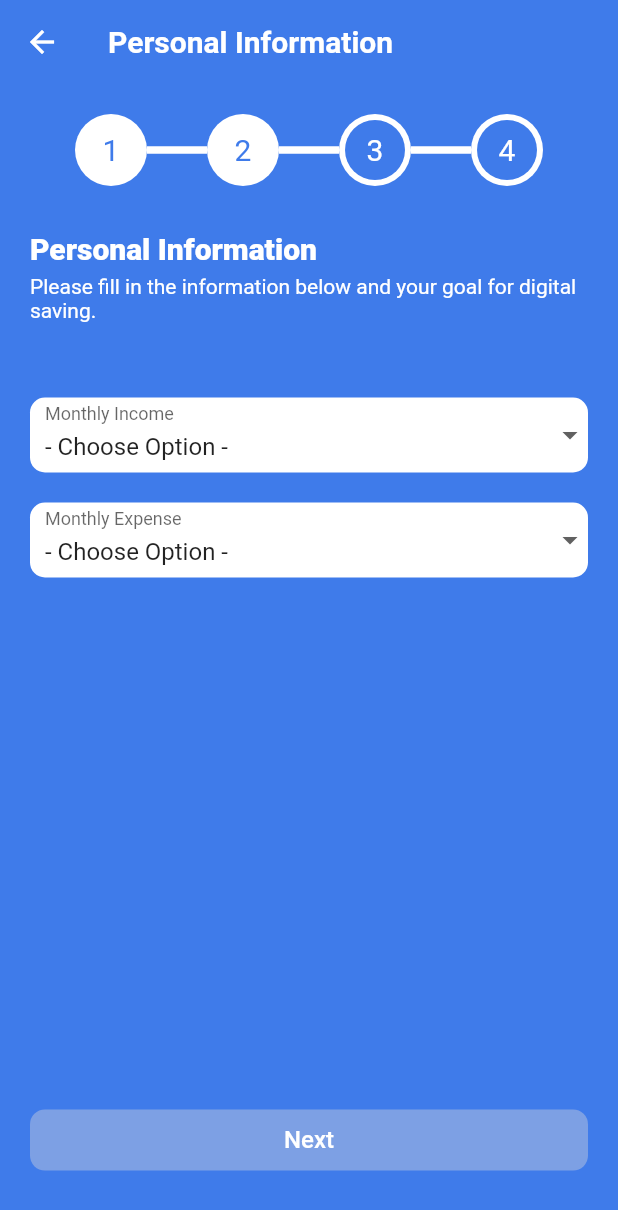
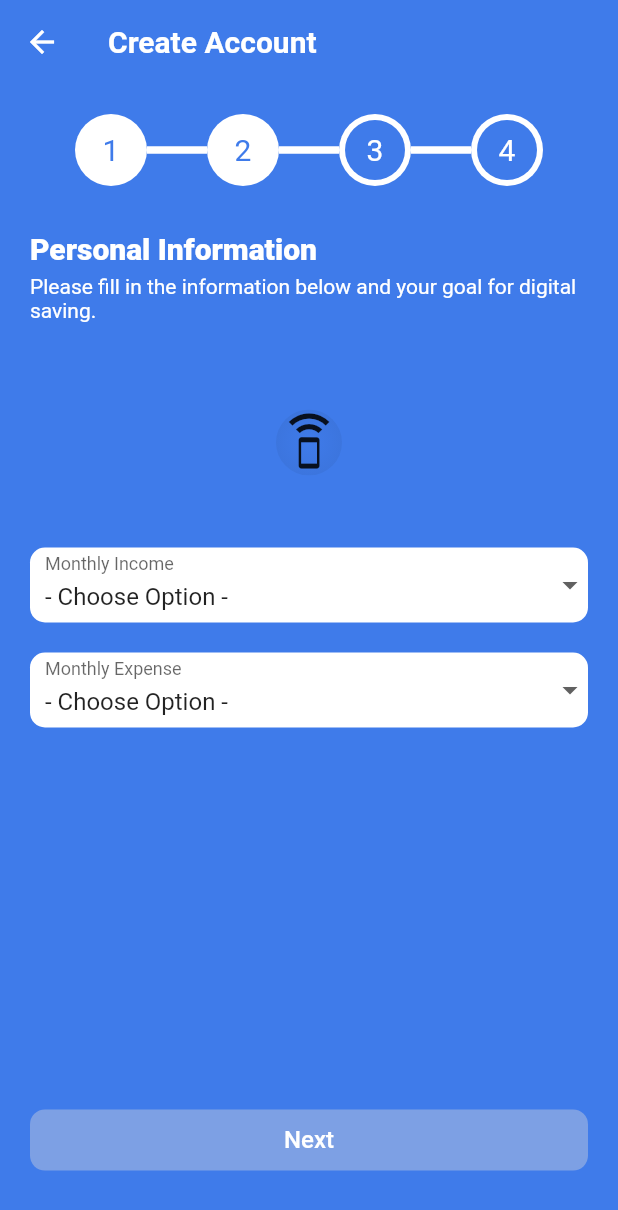
Before and after one commit to evanezent/Exploring-The-Forest, a Flutter app: the ScheduleScreen screen opened directly, on a phone screen of 412 x 824 dp. Shown: the top 1210 px of the screen. Run offline on Flutter 3.47's test engine with Material 2 defaults, Android fonts, the phone set to English and light mode, and no system bars.

```diff
--- /dev/null
+++ b/lib/ui/components/curve-wave.dart
@@ -0,0 +1,12 @@
+import 'package:flutter/material.dart';
+import 'dart:math' as math show sin, pi;
+import 'package:flutter/animation.dart';
+class CurveWave extends Curve {
+  @override
+  double transform(double t) {
+    if (t == 0 || t == 1) {
+      return 0.01;
+    }
+    return math.sin(t * math.pi);
+  }
+}
--- a/lib/ui/screens/personal_info_screen.dart
+++ b/lib/ui/screens/personal_info_screen.dart
@@ -3,6 +3,7 @@ import 'package:register/ui/components/circle-timeline.dart';
 import 'package:register/ui/components/long_button.dart';
 import 'package:register/ui/components/password-requirement.dart';
 import 'package:register/ui/components/timeline.dart';
+import 'package:register/ui/screens/schedule_screen.dart';
 import 'package:register/utils/constants.dart';
 
 class PersonalInformationScreen extends StatefulWidget {
@@ -187,7 +188,7 @@ class _PersonalInformationScreenState extends State<PersonalInformationScreen> {
             title: "Next",
             onClick: () {
               Navigator.of(context).push(MaterialPageRoute(
-                  builder: (context) => PersonalInformationScreen()));
+                  builder: (context) => ScheduleScreen()));
             }),
       ),
     );
--- a/lib/ui/screens/schedule_screen.dart
+++ b/lib/ui/screens/schedule_screen.dart
@@ -1,5 +1,7 @@
 import 'package:flutter/material.dart';
+import 'package:register/ui/components/circle-ripple.dart';
 import 'package:register/ui/components/circle-timeline.dart';
+import 'package:register/ui/components/curve-wave.dart';
 import 'package:register/ui/components/long_button.dart';
 import 'package:register/ui/components/password-requirement.dart';
 import 'package:register/ui/components/timeline.dart';
@@ -12,14 +14,58 @@ class ScheduleScreen extends StatefulWidget {
   _ScheduleScreenState createState() => _ScheduleScreenState();
 }
 
-class _ScheduleScreenState extends State<ScheduleScreen> {
+class _ScheduleScreenState extends State<ScheduleScreen>
+    with TickerProviderStateMixin {
   TextEditingController passwordController = TextEditingController();
-  TextEditingController goalController = TextEditingController();
-  bool _goalValidator = false;
   bool hide = true;
   String choosedIncome = "0";
   String choosedExpense = "0";
-  FocusNode goalNode = new FocusNode();
+  late AnimationController _animationController;
+
+  @override
+  void initState() {
+    // TODO: implement initState
+    super.initState();
+    _animationController = AnimationController(
+      duration: const Duration(milliseconds: 2000),
+      vsync: this,
+    )..repeat();
+  }
+
+  @override
+  void dispose() {
+    _animationController.dispose();
+    super.dispose();
+  }
+
+  Widget rippleComponents() {
+    return Center(
+      child: ClipRRect(
+        borderRadius: BorderRadius.circular(100),
+        child: DecoratedBox(
+          decoration: BoxDecoration(
+            gradient: RadialGradient(
+              colors: <Color>[
+                custom_blue,
+                Color.lerp(custom_blue, Colors.black, .05)!
+              ],
+            ),
+          ),
+          child: ScaleTransition(
+              scale: Tween(begin: 0.95, end: 1.0).animate(
+                CurvedAnimation(
+                  parent: _animationController,
+                  curve: CurveWave(),
+                ),
+              ),
+              child: Icon(
+                Icons.speaker_phone,
+                size: 44,
+              )),
+        ),
+      ),
+    );
+  }
 
   @override
   Widget build(BuildContext context) {
@@ -30,7 +76,7 @@ class _ScheduleScreenState extends State<ScheduleScreen> {
         backgroundColor: custom_blue,
         centerTitle: false,
         title: Text(
-          "Personal Information",
+          "Create Account",
           style: TextStyle(
               color: Colors.white, fontWeight: FontWeight.bold, fontSize: 20),
         ),
@@ -50,6 +96,18 @@ class _ScheduleScreenState extends State<ScheduleScreen> {
                 "Please fill in the information below and your goal for digital saving.",
                 style: white_normal_14),
             SizedBox(height: 30),
+            Center(
+                child: CustomPaint(
+              painter: CirclePainter(
+                _animationController,
+                color: custom_blue,
+              ),
+              child: SizedBox(
+                width: 100,
+                height: 100,
+                child: rippleComponents(),
+              ),
+            )),
             Container(
               height: 50,
               margin: EdgeInsets.only(top: 20),
```
